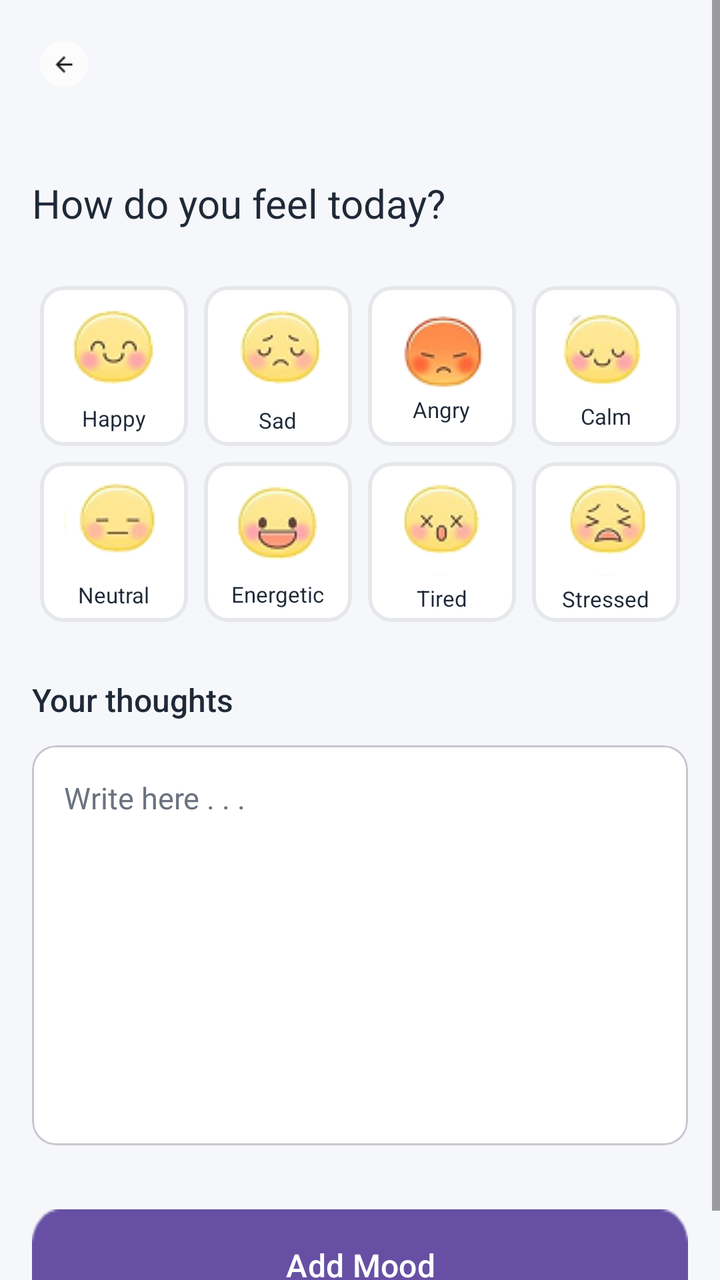
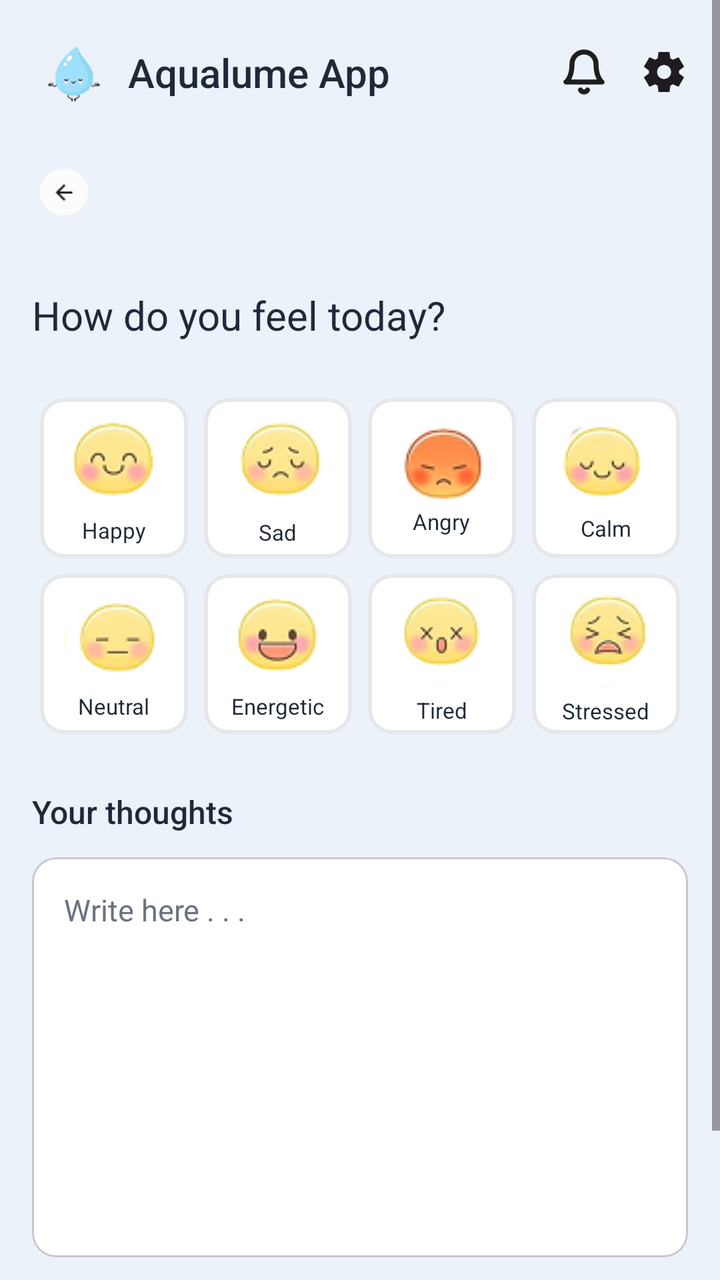

Two renders of the same Android screen: before a commit and after it. Below are the layout's source before the change and the commit's diff.
<!-- AndroidManifest.xml: application theme Theme.AqualumeApp -->
<!-- res/layout/fragment_add_mood.xml -->
<?xml version="1.0" encoding="utf-8"?>
<ScrollView xmlns:android="http://schemas.android.com/apk/res/android"
    xmlns:app="http://schemas.android.com/apk/res-auto"
    android:layout_width="match_parent"
    android:layout_height="match_parent"
    android:background="@color/background"
    android:fillViewport="true">

    <androidx.constraintlayout.widget.ConstraintLayout
        android:layout_width="match_parent"
        android:layout_height="wrap_content"
        android:padding="16dp">

        
        <ImageView
            android:id="@+id/iv_back"
            android:layout_width="32dp"
            android:layout_height="32dp"
            android:contentDescription="Back"
            android:padding="4dp"
            android:src="@drawable/ic_back"
            app:layout_constraintStart_toStartOf="parent"
            app:layout_constraintTop_toTopOf="parent" />

        <TextView
            android:id="@+id/tv_title"
            android:layout_width="wrap_content"
            android:layout_height="wrap_content"
            android:layout_marginTop="40dp"
            android:fontFamily="sans-serif"
            android:text="@string/how_do_you_feel_today"
            android:textColor="@color/primary_text"
            android:textSize="20sp"
            app:layout_constraintStart_toStartOf="parent"
            app:layout_constraintTop_toBottomOf="@id/iv_back" />

        
        <LinearLayout
            android:id="@+id/mood_container"
            android:layout_width="0dp"
            android:layout_height="wrap_content"
            android:layout_marginTop="24dp"
            android:orientation="vertical"
            app:layout_constraintEnd_toEndOf="parent"
            app:layout_constraintStart_toStartOf="parent"
            app:layout_constraintTop_toBottomOf="@id/tv_title">

            
            <LinearLayout
                android:layout_width="match_parent"
                android:layout_height="wrap_content"
                android:orientation="horizontal"
                android:weightSum="4">

                <com.google.android.material.card.MaterialCardView
                    android:id="@+id/card_happy"
                    android:layout_width="0dp"
                    android:layout_height="80dp"
                    android:layout_margin="4dp"
                    android:layout_weight="1"
                    app:cardBackgroundColor="@color/white"
                    app:cardCornerRadius="12dp"
                    app:cardElevation="0dp"
                    app:strokeColor="@color/card_stroke"
                    app:strokeWidth="2dp">

                    <LinearLayout
                        android:layout_width="match_parent"
                        android:layout_height="match_parent"
                        android:gravity="center"
                        android:orientation="vertical">

                        <ImageView
                            android:layout_width="wrap_content"
                            android:layout_height="wrap_content"
                            android:src="@drawable/hapimg"
                            android:textSize="32sp" />

                        <TextView
                            android:layout_width="wrap_content"
                            android:layout_height="wrap_content"
                            android:layout_marginTop="4dp"
                            android:text="Happy"
                            android:textColor="@color/primary_text"
                            android:textSize="11sp" />

                    </LinearLayout>

                </com.google.android.material.card.MaterialCardView>

                <com.google.android.material.card.MaterialCardView
                    android:id="@+id/card_sad"
                    android:layout_width="0dp"
                    android:layout_height="80dp"
                    android:layout_margin="4dp"
                    android:layout_weight="1"
                    app:cardBackgroundColor="@color/white"
                    app:cardCornerRadius="12dp"
                    app:cardElevation="0dp"
                    app:strokeColor="@color/card_stroke"
                    app:strokeWidth="2dp">

                    <LinearLayout
                        android:layout_width="match_parent"
                        android:layout_height="match_parent"
                        android:gravity="center"
                        android:orientation="vertical">

                        <ImageView
                            android:layout_width="wrap_content"
                            android:layout_height="wrap_content"
                            android:src="@drawable/sadimg"
                            android:textSize="32sp" />

                        <TextView
                            android:layout_width="wrap_content"
                            android:layout_height="wrap_content"
                            android:layout_marginTop="4dp"
                            android:text="Sad"
                            android:textColor="@color/primary_text"
                            android:textSize="11sp" />

                    </LinearLayout>

                </com.google.android.material.card.MaterialCardView>

                <com.google.android.material.card.MaterialCardView
                    android:id="@+id/card_angry"
                    android:layout_width="0dp"
                    android:layout_height="80dp"
                    android:layout_margin="4dp"
                    android:layout_weight="1"
                    app:cardBackgroundColor="@color/white"
                    app:cardCornerRadius="12dp"
                    app:cardElevation="0dp"
                    app:strokeColor="@color/card_stroke"
                    app:strokeWidth="2dp">

                    <LinearLayout
                        android:layout_width="match_parent"
                        android:layout_height="match_parent"
                        android:gravity="center"
                        android:orientation="vertical">

                        <ImageView
                            android:layout_width="wrap_content"
                            android:layout_height="wrap_content"
                            android:layout_marginTop="-5px"
                            android:src="@drawable/angimg"
                            android:textSize="32sp" />

                        <TextView
                            android:layout_width="wrap_content"
                            android:layout_height="wrap_content"
                            android:layout_marginTop="4dp"
                            android:text="Angry"
                            android:textColor="@color/primary_text"
                            android:textSize="11sp" />

                    </LinearLayout>

                </com.google.android.material.card.MaterialCardView>

                <com.google.android.material.card.MaterialCardView
                    android:id="@+id/card_calm"
                    android:layout_width="0dp"
                    android:layout_height="80dp"
                    android:layout_margin="4dp"
                    android:layout_weight="1"
                    app:cardBackgroundColor="@color/white"
                    app:cardCornerRadius="12dp"
                    app:cardElevation="0dp"
                    app:strokeColor="@color/card_stroke"
                    app:strokeWidth="2dp">

                    <LinearLayout
                        android:layout_width="match_parent"
                        android:layout_height="match_parent"
                        android:gravity="center"
                        android:orientation="vertical">

                        <ImageView
                            android:layout_width="wrap_content"
                            android:layout_height="wrap_content"
                            android:src="@drawable/calmimg"
                            android:textSize="32sp" />

                        <TextView
                            android:layout_width="wrap_content"
                            android:layout_height="wrap_content"
                            android:layout_marginTop="4dp"
                            android:text="Calm"
                            android:textColor="@color/primary_text"
                            android:textSize="11sp" />

                    </LinearLayout>

                </com.google.android.material.card.MaterialCardView>

            </LinearLayout>

            
            <LinearLayout
                android:layout_width="match_parent"
                android:layout_height="wrap_content"
                android:orientation="horizontal"
                android:weightSum="4">

                <com.google.android.material.card.MaterialCardView
                    android:id="@+id/card_neutral"
                    android:layout_width="0dp"
                    android:layout_height="80dp"
                    android:layout_margin="4dp"
                    android:layout_weight="1"
                    app:cardBackgroundColor="@color/white"
                    app:cardCornerRadius="12dp"
                    app:cardElevation="0dp"
                    app:strokeColor="@color/card_stroke"
                    app:strokeWidth="2dp">

                    <LinearLayout
                        android:layout_width="match_parent"
                        android:layout_height="match_parent"
                        android:gravity="center"
                        android:orientation="vertical">

                        <ImageView
                            android:layout_width="wrap_content"
                            android:layout_height="wrap_content"
                            android:layout_marginTop="5px"
                            android:src="@drawable/neimg"
                            android:textSize="32sp" />

                        <TextView
                            android:layout_width="wrap_content"
                            android:layout_height="wrap_content"
                            android:layout_marginTop="4dp"
                            android:text="Neutral"
                            android:textColor="@color/primary_text"
                            android:textSize="11sp" />

                    </LinearLayout>

                </com.google.android.material.card.MaterialCardView>

                <com.google.android.material.card.MaterialCardView
                    android:id="@+id/card_energetic"
                    android:layout_width="0dp"
                    android:layout_height="80dp"
                    android:layout_margin="4dp"
                    android:layout_weight="1"
                    app:cardBackgroundColor="@color/white"
                    app:cardCornerRadius="12dp"
                    app:cardElevation="0dp"
                    app:strokeColor="@color/card_stroke"
                    app:strokeWidth="2dp">

                    <LinearLayout
                        android:layout_width="match_parent"
                        android:layout_height="match_parent"
                        android:gravity="center"
                        android:orientation="vertical">

                        <ImageView
                            android:layout_width="wrap_content"
                            android:layout_height="wrap_content"
                            android:src="@drawable/eneimg"
                            android:textSize="32sp" />

                        <TextView
                            android:layout_width="wrap_content"
                            android:layout_height="wrap_content"
                            android:layout_marginTop="4dp"
                            android:text="Energetic"
                            android:textColor="@color/primary_text"
                            android:textSize="11sp" />

                    </LinearLayout>

                </com.google.android.material.card.MaterialCardView>

                <com.google.android.material.card.MaterialCardView
                    android:id="@+id/card_tired"
                    android:layout_width="0dp"
                    android:layout_height="80dp"
                    android:layout_margin="4dp"
                    android:layout_weight="1"
                    app:cardBackgroundColor="@color/white"
                    app:cardCornerRadius="12dp"
                    app:cardElevation="0dp"
                    app:strokeColor="@color/card_stroke"
                    app:strokeWidth="2dp">

                    <LinearLayout
                        android:layout_width="match_parent"
                        android:layout_height="match_parent"
                        android:gravity="center"
                        android:orientation="vertical">

                        <ImageView
                            android:layout_width="wrap_content"
                            android:layout_height="wrap_content"
                            android:src="@drawable/tiredimg"
                            android:textSize="32sp" />

                        <TextView
                            android:layout_width="wrap_content"
                            android:layout_height="wrap_content"
                            android:layout_marginTop="4dp"
                            android:text="@string/tired"
                            android:textColor="@color/primary_text"
                            android:textSize="11sp" />

                    </LinearLayout>

                </com.google.android.material.card.MaterialCardView>

                <com.google.android.material.card.MaterialCardView
                    android:id="@+id/card_stressed"
                    android:layout_width="0dp"
                    android:layout_height="80dp"
                    android:layout_margin="4dp"
                    android:layout_weight="1"
                    app:cardBackgroundColor="@color/white"
                    app:cardCornerRadius="12dp"
                    app:cardElevation="0dp"
                    app:strokeColor="@color/card_stroke"
                    app:strokeWidth="2dp">

                    <LinearLayout
                        android:layout_width="match_parent"
                        android:layout_height="match_parent"
                        android:gravity="center"
                        android:orientation="vertical">

                        <ImageView
                            android:layout_width="wrap_content"
                            android:layout_height="wrap_content"
                            android:src="@drawable/scaimg"
                            android:textSize="32sp" />

                        <TextView
                            android:layout_width="wrap_content"
                            android:layout_height="wrap_content"
                            android:layout_marginTop="4dp"
                            android:text="Stressed"
                            android:textColor="@color/primary_text"
                            android:textSize="11sp" />

                    </LinearLayout>

                </com.google.android.material.card.MaterialCardView>

            </LinearLayout>

        </LinearLayout>

        
        <TextView
            android:id="@+id/tv_thoughts"
            android:layout_width="wrap_content"
            android:layout_height="wrap_content"
            android:layout_marginTop="24dp"
            android:fontFamily="sans-serif-medium"
            android:text="@string/your_thoughts"
            android:textColor="@color/primary_text"
            android:textSize="16sp"
            app:layout_constraintStart_toStartOf="parent"
            app:layout_constraintTop_toBottomOf="@id/mood_container" />

        <com.google.android.material.card.MaterialCardView
            android:id="@+id/card_thoughts"
            android:layout_width="0dp"
            android:layout_height="wrap_content"
            android:layout_marginTop="12dp"
            app:cardBackgroundColor="@color/white"
            app:cardCornerRadius="12dp"
            app:cardElevation="0dp"
            app:layout_constraintEnd_toEndOf="parent"
            app:layout_constraintStart_toStartOf="parent"
            app:layout_constraintTop_toBottomOf="@id/tv_thoughts">

            <EditText
                android:id="@+id/et_thoughts"
                android:layout_width="match_parent"
                android:layout_height="200dp"
                android:background="@null"
                android:gravity="top"
                android:hint="@string/write_here"
                android:inputType="textMultiLine"
                android:padding="16dp"
                android:textColor="@color/primary_text"
                android:textColorHint="@color/secondary_text"
                android:textSize="15sp" />

        </com.google.android.material.card.MaterialCardView>

        
        <Button
            android:id="@+id/btn_add_mood"
            android:layout_width="0dp"
            android:layout_height="56dp"
            android:layout_marginTop="32dp"
            android:background="@drawable/button_primary"
            android:fontFamily="sans-serif-medium"
            android:text="@string/add_moodd"
            android:textColor="@color/white"
            android:textSize="16sp"
            app:layout_constraintEnd_toEndOf="parent"
            app:layout_constraintStart_toStartOf="parent"
            app:layout_constraintTop_toBottomOf="@id/card_thoughts" />

    </androidx.constraintlayout.widget.ConstraintLayout>

</ScrollView>
<!-- resources referenced by this layout -->
<resources>
  <color name="background">#F5F7FA</color>
  <color name="card_stroke">#E5E7EB</color>
  <color name="primary_text">#1F2937</color>
  <color name="secondary_text">#6B7280</color>
  <color name="white">#FFFFFFFF</color>
  <!-- drawable angimg: png bitmap (drawable, 3835 bytes) -->
  <!-- drawable button_primary: png bitmap (drawable, 680 bytes) -->
  <!-- drawable calmimg: png bitmap (drawable, 3905 bytes) -->
  <!-- drawable eneimg: png bitmap (drawable, 4175 bytes) -->
  <!-- drawable hapimg: png bitmap (drawable, 4112 bytes) -->
  <!-- drawable ic_back: png bitmap (drawable, 941 bytes) -->
  <!-- drawable neimg: png bitmap (drawable, 3512 bytes) -->
  <!-- drawable sadimg: png bitmap (drawable, 4121 bytes) -->
  <!-- drawable scaimg: png bitmap (drawable, 4113 bytes) -->
  <!-- drawable tiredimg: png bitmap (drawable, 3812 bytes) -->
  <string name="add_moodd">Add Mood</string>
  <string name="how_do_you_feel_today">How do you feel today?</string>
  <string name="tired">Tired</string>
  <string name="write_here">Write here . . .</string>
  <string name="your_thoughts">Your thoughts</string>
  <style name="Theme.AqualumeApp" parent="Base.Theme.AqualumeApp" />
  <style name="Base.Theme.AqualumeApp" parent="Theme.Material3.DayNight.NoActionBar">
          
          
      </style>
</resources>

<!-- the commit's change to res/layout/fragment_add_mood.xml (unified diff, before → after) -->
@@ -13,20 +13,65 @@
 
         
         <ImageView
+            android:id="@+id/iv_logo"
+            android:layout_width="40dp"
+            android:layout_height="40dp"
+            android:src="@drawable/logo"
+            android:contentDescription="@string/app_name"
+            app:layout_constraintStart_toStartOf="parent"
+            app:layout_constraintTop_toTopOf="parent" />
+
+        <TextView
+            android:id="@+id/tv_app_name"
+            android:layout_width="wrap_content"
+            android:layout_height="wrap_content"
+            android:text="@string/app_name"
+            android:textSize="20sp"
+            android:textColor="@color/primary_text"
+            android:fontFamily="sans-serif-medium"
+            android:layout_marginStart="8dp"
+            app:layout_constraintBottom_toBottomOf="@id/iv_logo"
+            app:layout_constraintStart_toEndOf="@id/iv_logo"
+            app:layout_constraintTop_toTopOf="@id/iv_logo" />
+
+        <ImageView
+            android:id="@+id/iv_notification"
+            android:layout_width="24dp"
+            android:layout_height="24dp"
+            android:layout_marginEnd="16dp"
+            android:contentDescription="@string/notifications"
+            android:src="@drawable/ic_notification"
+            app:layout_constraintBottom_toBottomOf="@id/iv_logo"
+            app:layout_constraintEnd_toStartOf="@id/iv_settings"
+            app:layout_constraintTop_toTopOf="@id/iv_logo" />
+
+        <ImageView
+            android:id="@+id/iv_settings"
+            android:layout_width="24dp"
+            android:layout_height="24dp"
+            android:contentDescription="@string/settings"
+            android:src="@drawable/ic_settings"
+            app:layout_constraintBottom_toBottomOf="@id/iv_logo"
+            app:layout_constraintEnd_toEndOf="parent"
+            app:layout_constraintTop_toTopOf="@id/iv_logo" />
+
+        <ImageView
             android:id="@+id/iv_back"
             android:layout_width="32dp"
             android:layout_height="32dp"
-            android:contentDescription="Back"
+            android:layout_marginTop="24dp"
+            android:contentDescription="@string/back1"
             android:padding="4dp"
             android:src="@drawable/ic_back"
             app:layout_constraintStart_toStartOf="parent"
-            app:layout_constraintTop_toTopOf="parent" />
+            app:layout_constraintTop_toBottomOf="@id/iv_logo"
+            app:layout_constraintWidth_percent="0.48" />
 
         <TextView
             android:id="@+id/tv_title"
             android:layout_width="wrap_content"
             android:layout_height="wrap_content"
-            android:layout_marginTop="40dp"
+            android:layout_marginTop="32dp"
             android:fontFamily="sans-serif"
             android:text="@string/how_do_you_feel_today"
             android:textColor="@color/primary_text"
@@ -80,7 +125,7 @@
                             android:layout_width="wrap_content"
                             android:layout_height="wrap_content"
                             android:layout_marginTop="4dp"
-                            android:text="Happy"
+                            android:text="@string/happy"
                             android:textColor="@color/primary_text"
                             android:textSize="11sp" />
 
@@ -116,7 +161,7 @@
                             android:layout_width="wrap_content"
                             android:layout_height="wrap_content"
                             android:layout_marginTop="4dp"
-                            android:text="Sad"
+                            android:text="@string/sad"
                             android:textColor="@color/primary_text"
                             android:textSize="11sp" />
 
@@ -153,7 +198,7 @@
                             android:layout_width="wrap_content"
                             android:layout_height="wrap_content"
                             android:layout_marginTop="4dp"
-                            android:text="Angry"
+                            android:text="@string/angry"
                             android:textColor="@color/primary_text"
                             android:textSize="11sp" />
 
@@ -189,7 +234,7 @@
                             android:layout_width="wrap_content"
                             android:layout_height="wrap_content"
                             android:layout_marginTop="4dp"
-                            android:text="Calm"
+                            android:text="@string/calm"
                             android:textColor="@color/primary_text"
                             android:textSize="11sp" />
 
@@ -227,15 +272,14 @@
                         <ImageView
                             android:layout_width="wrap_content"
                             android:layout_height="wrap_content"
-                            android:layout_marginTop="5px"
+                            android:layout_marginTop="5dp"
                             android:src="@drawable/neimg"
                             android:textSize="32sp" />
 
                         <TextView
                             android:layout_width="wrap_content"
                             android:layout_height="wrap_content"
-                            android:layout_marginTop="4dp"
-                            android:text="Neutral"
+                            android:text="@string/neutral"
                             android:textColor="@color/primary_text"
                             android:textSize="11sp" />
 
@@ -271,7 +315,7 @@
                             android:layout_width="wrap_content"
                             android:layout_height="wrap_content"
                             android:layout_marginTop="4dp"
-                            android:text="Energetic"
+                            android:text="@string/energetic"
                             android:textColor="@color/primary_text"
                             android:textSize="11sp" />
 
@@ -343,7 +387,7 @@
                             android:layout_width="wrap_content"
                             android:layout_height="wrap_content"
                             android:layout_marginTop="4dp"
-                            android:text="Stressed"
+                            android:text="@string/stressed"
                             android:textColor="@color/primary_text"
                             android:textSize="11sp" />
 
@@ -399,7 +443,7 @@
         <Button
             android:id="@+id/btn_add_mood"
             android:layout_width="0dp"
-            android:layout_height="56dp"
+            android:layout_height="wrap_content"
             android:layout_marginTop="32dp"
             android:background="@drawable/button_primary"
             android:fontFamily="sans-serif-medium"
<!-- resource entries referenced after the edit -->
@@ -1,6 +1,6 @@
 <!-- resources referenced by this layout -->
 <resources>
-  <color name="background">#F5F7FA</color>
+  <color name="background">#EBF2FA</color>
   <color name="card_stroke">#E5E7EB</color>
   <color name="primary_text">#1F2937</color>
   <color name="secondary_text">#6B7280</color>
@@ -11,12 +11,48 @@
   <!-- drawable eneimg: png bitmap (drawable, 4175 bytes) -->
   <!-- drawable hapimg: png bitmap (drawable, 4112 bytes) -->
   <!-- drawable ic_back: png bitmap (drawable, 941 bytes) -->
+  <!-- drawable ic_notification (drawable) -->
+  <vector xmlns:android="http://schemas.android.com/apk/res/android"
+      android:width="24dp"
+      android:height="24dp"
+      android:viewportWidth="24"
+      android:viewportHeight="24">
+    <path
+        android:pathData="M13.73,21C13.554,21.303 13.302,21.555 12.998,21.729C12.695,21.904 12.35,21.997 12,21.997C11.65,21.997 11.305,21.904 11.002,21.729C10.698,21.555 10.446,21.303 10.27,21M18,8C18,6.409 17.368,4.883 16.243,3.757C15.117,2.632 13.591,2 12,2C10.409,2 8.883,2.632 7.757,3.757C6.632,4.883 6,6.409 6,8C6,15 3,17 3,17H21C21,17 18,15 18,8Z"
+        android:strokeLineJoin="round"
+        android:strokeWidth="2.5"
+        android:fillColor="#00000000"
+        android:strokeColor="#1E1E1E"
+        android:strokeLineCap="round"/>
+  </vector>
+  <!-- drawable ic_settings (drawable) -->
+  <vector xmlns:android="http://schemas.android.com/apk/res/android"
+      android:width="24dp"
+      android:height="24dp"
+      android:viewportWidth="24"
+      android:viewportHeight="24">
+    <path
+        android:pathData="M9.25,22L8.85,18.8C8.634,18.717 8.429,18.617 8.238,18.5C8.046,18.383 7.859,18.258 7.675,18.125L4.7,19.375L1.95,14.625L4.525,12.675C4.509,12.558 4.5,12.446 4.5,12.337V11.663C4.5,11.554 4.509,11.442 4.525,11.325L1.95,9.375L4.7,4.625L7.675,5.875C7.859,5.742 8.05,5.617 8.25,5.5C8.45,5.383 8.65,5.283 8.85,5.2L9.25,2H14.75L15.15,5.2C15.367,5.283 15.571,5.383 15.763,5.5C15.954,5.617 16.142,5.742 16.325,5.875L19.3,4.625L22.05,9.375L19.475,11.325C19.492,11.442 19.5,11.554 19.5,11.663V12.337C19.5,12.446 19.483,12.558 19.45,12.675L22.025,14.625L19.275,19.375L16.325,18.125C16.142,18.258 15.95,18.383 15.75,18.5C15.55,18.617 15.35,18.717 15.15,18.8L14.75,22H9.25ZM12.05,15.5C13.017,15.5 13.842,15.158 14.525,14.475C15.208,13.792 15.55,12.967 15.55,12C15.55,11.033 15.208,10.208 14.525,9.525C13.842,8.842 13.017,8.5 12.05,8.5C11.067,8.5 10.238,8.842 9.563,9.525C8.888,10.208 8.55,11.033 8.55,12C8.55,12.967 8.888,13.792 9.563,14.475C10.238,15.158 11.067,15.5 12.05,15.5Z"
+        android:fillColor="#1D1B20"/>
+  </vector>
+  <!-- drawable logo: png bitmap (drawable, 4577 bytes) -->
   <!-- drawable neimg: png bitmap (drawable, 3512 bytes) -->
   <!-- drawable sadimg: png bitmap (drawable, 4121 bytes) -->
   <!-- drawable scaimg: png bitmap (drawable, 4113 bytes) -->
   <!-- drawable tiredimg: png bitmap (drawable, 3812 bytes) -->
   <string name="add_moodd">Add Mood</string>
+  <string name="angry">Angry</string>
+  <string name="app_name">Aqualume App</string>
+  <string name="back1">Back</string>
+  <string name="calm">Calm</string>
+  <string name="energetic">Energetic</string>
+  <string name="happy">Happy</string>
   <string name="how_do_you_feel_today">How do you feel today?</string>
+  <string name="neutral">Neutral</string>
+  <string name="notifications">Notifications</string>
+  <string name="sad">Sad</string>
+  <string name="settings">Settings</string>
+  <string name="stressed">Stressed</string>
   <string name="tired">Tired</string>
   <string name="write_here">Write here . . .</string>
   <string name="your_thoughts">Your thoughts</string>
